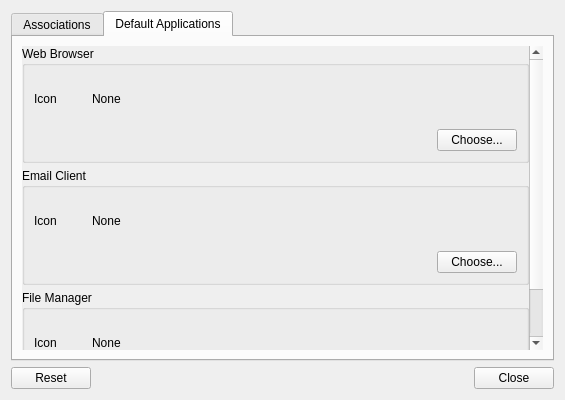
Old version of the form lxqt-config-file-associations/mimetypeviewer.ui in the repository lxqt/lxqt-config.
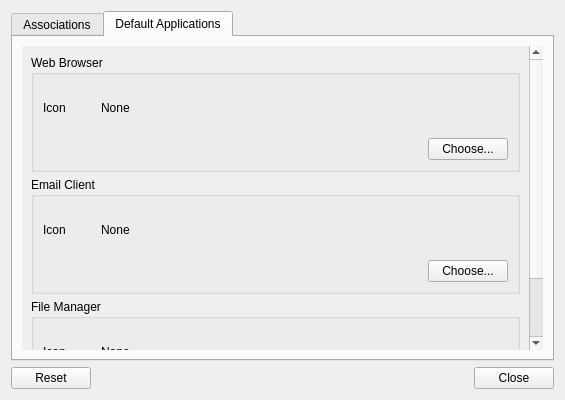
New version of the form. The open tabs and pages were chosen to show the change.

Commit message: Restore margins to Default Applications page (#1163)

```diff
--- a/lxqt-config-file-associations/mimetypeviewer.ui
+++ b/lxqt-config-file-associations/mimetypeviewer.ui
@@ -329,18 +329,6 @@
            <property name="spacing">
             <number>5</number>
            </property>
-           <property name="leftMargin">
-            <number>0</number>
-           </property>
-           <property name="topMargin">
-            <number>0</number>
-           </property>
-           <property name="rightMargin">
-            <number>0</number>
-           </property>
-           <property name="bottomMargin">
-            <number>0</number>
-           </property>
            <item>
             <widget class="QGroupBox" name="browserGroupBox">
              <property name="title">
```
